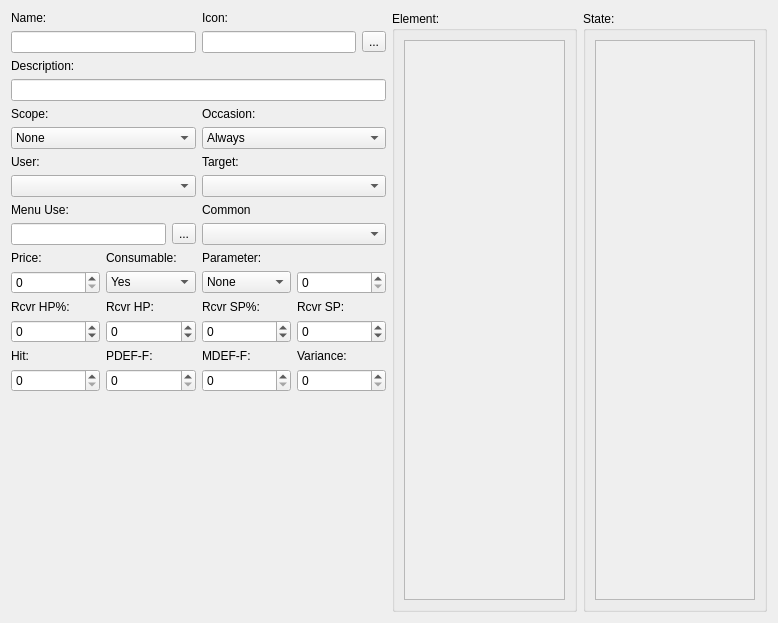
The window that editors/items/edititems.ui (jowin202/YaRXP) describes before a commit, drawn with Qt 5.
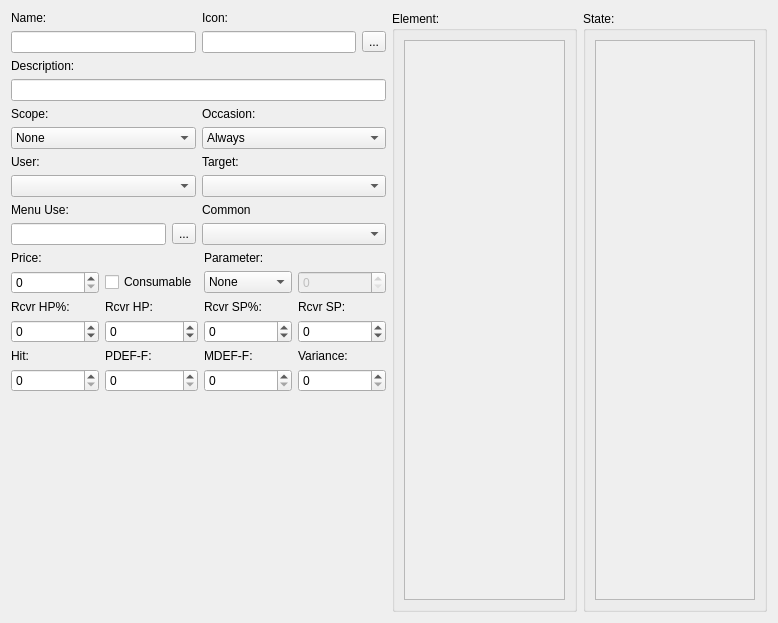
The same window after the commit. Custom widgets are drawn as their Qt base class.

The edit to the form file:
```diff
--- a/editors/items/edititems.ui
+++ b/editors/items/edititems.ui
@@ -377,7 +377,7 @@
      <item row="0" column="1">
       <widget class="QLabel" name="label_2">
        <property name="text">
-        <string>Consumable:</string>
+        <string/>
        </property>
       </widget>
      </item>
@@ -445,20 +445,6 @@
        </property>
       </widget>
      </item>
-     <item row="1" column="1">
-      <widget class="QComboBox" name="combo_consumable">
-       <item>
-        <property name="text">
-         <string>Yes</string>
-        </property>
-       </item>
-       <item>
-        <property name="text">
-         <string>No</string>
-        </property>
-       </item>
-      </widget>
-     </item>
      <item row="1" column="2">
       <widget class="QComboBox" name="combo_parameter">
        <item>
@@ -500,11 +486,21 @@
      </item>
      <item row="1" column="3">
       <widget class="QSpinBox" name="spin_param">
+       <property name="enabled">
+        <bool>false</bool>
+       </property>
        <property name="maximum">
         <number>9999</number>
        </property>
       </widget>
      </item>
+     <item row="1" column="1">
+      <widget class="QCheckBox" name="check_consumable">
+       <property name="text">
+        <string>Consumable</string>
+       </property>
+      </widget>
+     </item>
     </layout>
    </item>
   </layout>
```
Left out of the diff: 1 changed line with no effect on the pictures.
